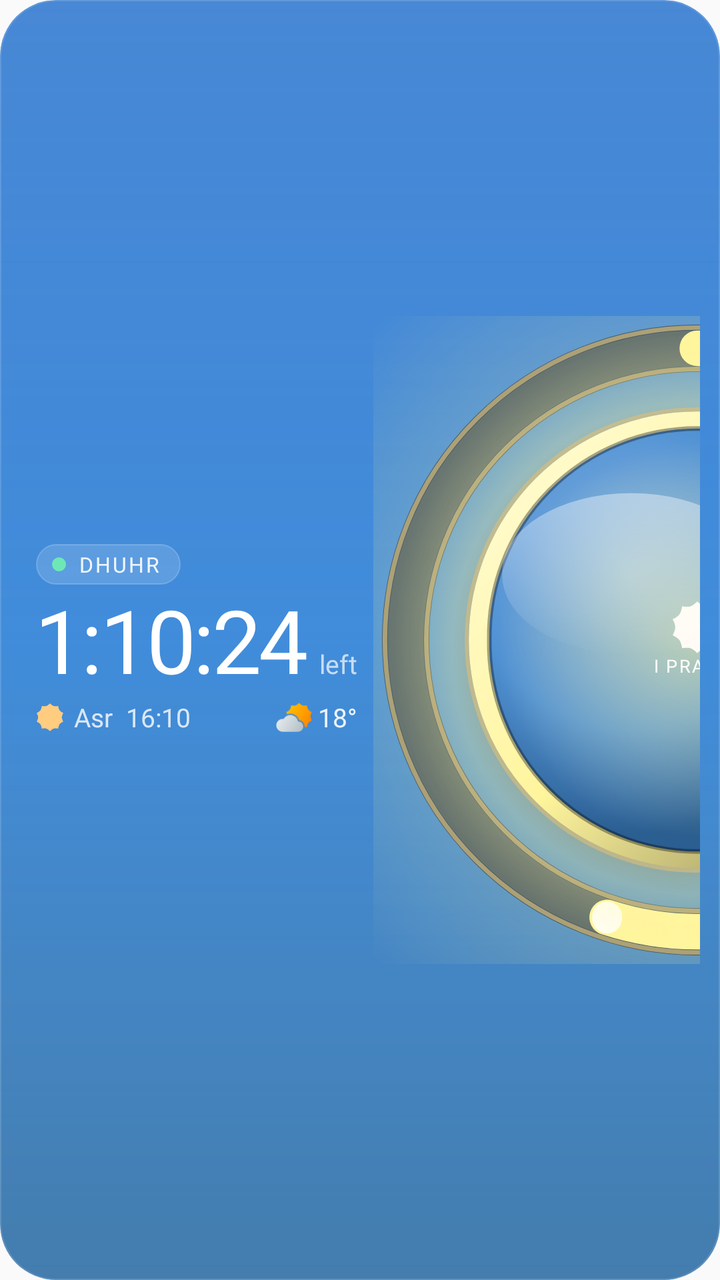
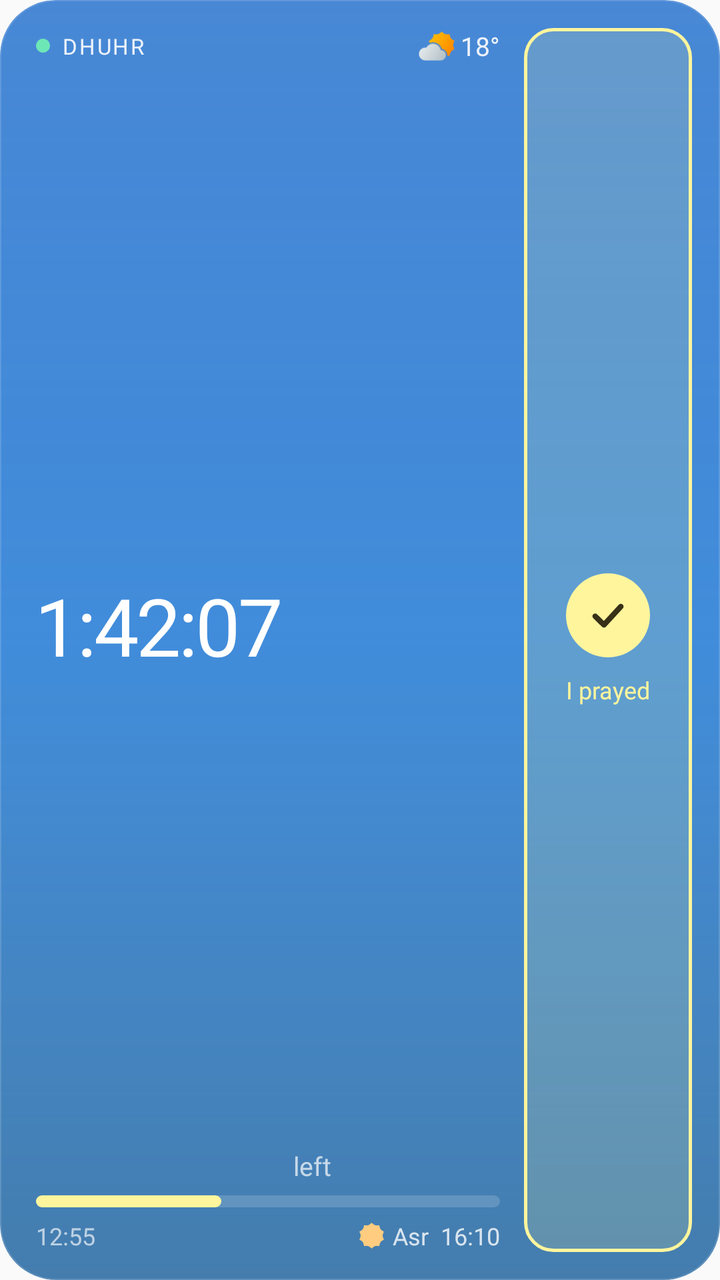

Screens rendered from an Android XML layout before and after an edit, with the pre-edit source and the edit as a unified diff.
<!-- AndroidManifest.xml: application theme Theme.Waktiva -->
<!-- res/layout/widget_day_ring_preview.xml -->
<?xml version="1.0" encoding="utf-8"?>
<FrameLayout xmlns:android="http://schemas.android.com/apk/res/android"
    android:id="@android:id/background"
    android:layout_width="match_parent"
    android:layout_height="match_parent"
    android:background="@drawable/widget_preview_bg"
    android:clipToOutline="true">

    <ImageView
        android:layout_width="match_parent"
        android:layout_height="match_parent"
        android:scaleType="fitXY"
        android:src="@drawable/widget_sheen" />

    <LinearLayout
        android:layout_width="match_parent"
        android:layout_height="match_parent"
        android:gravity="center_vertical"
        android:orientation="horizontal"
        android:paddingStart="18dp"
        android:paddingTop="10dp"
        android:paddingEnd="10dp"
        android:paddingBottom="10dp">

        <include
            layout="@layout/widget_moment_preview"
            android:layout_width="0dp"
            android:layout_height="wrap_content"
            android:layout_weight="1" />

        <include
            layout="@layout/widget_orb_preview"
            android:layout_width="wrap_content"
            android:layout_height="match_parent"
            android:layout_marginStart="8dp" />
    </LinearLayout>

</FrameLayout>
<!-- res/layout/widget_moment_preview.xml (included above) -->
<?xml version="1.0" encoding="utf-8"?>
<LinearLayout xmlns:android="http://schemas.android.com/apk/res/android"
    android:layout_width="match_parent"
    android:layout_height="wrap_content"
    android:orientation="vertical">

    <LinearLayout
        android:layout_width="wrap_content"
        android:layout_height="wrap_content"
        android:background="@drawable/widget_chip"
        android:gravity="center_vertical"
        android:orientation="horizontal"
        android:paddingStart="8dp"
        android:paddingTop="3dp"
        android:paddingEnd="10dp"
        android:paddingBottom="3dp">

        <ImageView
            android:layout_width="7dp"
            android:layout_height="7dp"
            android:layout_marginEnd="6dp"
            android:src="@drawable/widget_dot"
            android:tint="#FF6EE7B7" />

        <TextView
            android:layout_width="wrap_content"
            android:layout_height="wrap_content"
            android:fontFamily="@font/inter_medium"
            android:letterSpacing="0.1"
            android:maxLines="1"
            android:text="@string/prayer_dhuhr"
            android:textAllCaps="true"
            android:textColor="#E6FFFFFF"
            android:textSize="10.5sp" />
    </LinearLayout>

    <LinearLayout
        android:layout_width="wrap_content"
        android:layout_height="wrap_content"
        android:layout_marginTop="4dp"
        android:orientation="horizontal">

        <TextView
            android:layout_width="wrap_content"
            android:layout_height="wrap_content"
            android:fontFamily="@font/inter_light"
            android:includeFontPadding="false"
            android:letterSpacing="-0.03"
            android:maxLines="1"
            android:text="1:10:24"
            android:textColor="#FFFFFFFF"
            android:textSize="44sp" />

        <TextView
            android:layout_width="wrap_content"
            android:layout_height="wrap_content"
            android:layout_marginStart="6dp"
            android:fontFamily="@font/inter_regular"
            android:maxLines="1"
            android:text="@string/widget_left"
            android:textColor="#B3FFFFFF"
            android:textSize="13sp" />
    </LinearLayout>

    <LinearLayout
        android:layout_width="match_parent"
        android:layout_height="wrap_content"
        android:layout_marginTop="2dp"
        android:gravity="center_vertical"
        android:orientation="horizontal">

        <ImageView
            android:layout_width="14dp"
            android:layout_height="14dp"
            android:layout_marginEnd="5dp"
            android:src="@drawable/clear_day"
            android:tint="#FFFFCC80" />

        <TextView
            android:layout_width="wrap_content"
            android:layout_height="wrap_content"
            android:fontFamily="@font/inter_medium"
            android:maxLines="1"
            android:text="@string/prayer_asr"
            android:textColor="#CCFFFFFF"
            android:textSize="13sp" />

        <TextView
            android:layout_width="0dp"
            android:layout_height="wrap_content"
            android:layout_weight="1"
            android:fontFamily="@font/inter_medium"
            android:maxLines="1"
            android:text="  16:10"
            android:textColor="#CCFFFFFF"
            android:textSize="13sp" />

        <ImageView
            android:layout_width="18dp"
            android:layout_height="18dp"
            android:layout_marginStart="8dp"
            android:layout_marginEnd="3dp"
            android:src="@drawable/partly_cloudy_day" />

        <TextView
            android:layout_width="wrap_content"
            android:layout_height="wrap_content"
            android:fontFamily="@font/inter_medium"
            android:text="18°"
            android:textColor="#E6FFFFFF"
            android:textSize="13sp" />
    </LinearLayout>
</LinearLayout>
<!-- res/layout/widget_orb_preview.xml (included above) -->
<?xml version="1.0" encoding="utf-8"?>
<FrameLayout xmlns:android="http://schemas.android.com/apk/res/android"
    android:layout_width="wrap_content"
    android:layout_height="match_parent">

    <ImageView
        android:layout_width="wrap_content"
        android:layout_height="match_parent"
        android:layout_gravity="center"
        android:adjustViewBounds="true"
        android:maxHeight="112dp"
        android:scaleType="fitCenter"
        android:src="@drawable/widget_orb_preview" />

    <LinearLayout
        android:layout_width="wrap_content"
        android:layout_height="wrap_content"
        android:layout_gravity="center"
        android:gravity="center_horizontal"
        android:orientation="vertical">

        <ImageView
            android:layout_width="26dp"
            android:layout_height="26dp"
            android:src="@drawable/clear_day"
            android:tint="#F5FFFFFF" />

        <TextView
            android:layout_width="wrap_content"
            android:layout_height="wrap_content"
            android:fontFamily="@font/inter_bold"
            android:letterSpacing="0.08"
            android:maxLines="1"
            android:text="@string/prayer_log_mark"
            android:textAllCaps="true"
            android:textColor="#FFFFFFFF"
            android:textSize="9sp" />
    </LinearLayout>
</FrameLayout>
<!-- resources referenced by this layout -->
<resources>
  <!-- drawable widget_chip (drawable) -->
  <?xml version="1.0" encoding="utf-8"?>
  <shape xmlns:android="http://schemas.android.com/apk/res/android"
      android:shape="rectangle">
      <solid android:color="#26FFFFFF" />
      <stroke android:width="0.5dp" android:color="#33FFFFFF" />
      <corners android:radius="999dp" />
  </shape>
  <!-- drawable widget_dot (drawable) -->
  <?xml version="1.0" encoding="utf-8"?>
  <shape xmlns:android="http://schemas.android.com/apk/res/android"
      android:shape="oval">
      <solid android:color="#FFFFFFFF" />
      <size android:width="9dp" android:height="9dp" />
  </shape>
  <!-- drawable widget_orb_preview: vector/xml drawable (drawable, 4659 chars, omitted) -->
  <!-- drawable widget_preview_bg (drawable) -->
  <?xml version="1.0" encoding="utf-8"?>
  <shape xmlns:android="http://schemas.android.com/apk/res/android"
      android:shape="rectangle">
      <gradient
          android:angle="270"
          android:startColor="#FF2773CE"
          android:endColor="#FF5AA6E8"
          android:type="linear" />
      <corners android:radius="@dimen/widget_corner_radius" />
  </shape>
  <!-- drawable widget_sheen (drawable) -->
  <?xml version="1.0" encoding="utf-8"?>
  <layer-list xmlns:android="http://schemas.android.com/apk/res/android">
      <item>
          <shape android:shape="rectangle">
              <gradient
                  android:angle="270"
                  android:startColor="#26FFFFFF"
                  android:centerColor="#00FFFFFF"
                  android:endColor="#00FFFFFF"
                  android:type="linear" />
              <corners android:radius="@dimen/widget_corner_radius" />
          </shape>
      </item>
      <item>
          <shape android:shape="rectangle">
              <gradient
                  android:angle="90"
                  android:startColor="#40000000"
                  android:centerColor="#00000000"
                  android:endColor="#00000000"
                  android:type="linear" />
              <corners android:radius="@dimen/widget_corner_radius" />
          </shape>
      </item>
      <item>
          <shape android:shape="rectangle">
              <stroke android:width="0.5dp" android:color="#24FFFFFF" />
              <corners android:radius="@dimen/widget_corner_radius" />
          </shape>
      </item>
  </layer-list>
  <string name="prayer_asr">Asr</string>
  <string name="prayer_dhuhr">Dhuhr</string>
  <string name="prayer_log_mark">I prayed</string>
  <string name="widget_left">left</string>
  <style name="Theme.Waktiva" parent="Theme.AppCompat.DayNight.NoActionBar" />
  <dimen name="widget_corner_radius">22dp</dimen>
  <!-- unchanged entries left out for length: 2 -->
</resources>

<!-- the commit's change to res/layout/widget_day_ring_preview.xml (unified diff, before → after) -->
@@ -15,178 +15,199 @@
     <LinearLayout
         android:layout_width="match_parent"
         android:layout_height="match_parent"
-        android:gravity="center_vertical"
         android:orientation="horizontal"
         android:paddingStart="18dp"
-        android:paddingTop="10dp"
-        android:paddingEnd="10dp"
-        android:paddingBottom="10dp">
-
-        <include
-            layout="@layout/widget_moment_preview"
+        android:paddingTop="14dp"
+        android:paddingEnd="14dp"
+        android:paddingBottom="14dp">
+
+        <LinearLayout
             android:layout_width="0dp"
-            android:layout_height="wrap_content"
-            android:layout_weight="1" />
-
-        <include
-            layout="@layout/widget_orb_preview"
-            android:layout_width="wrap_content"
             android:layout_height="match_parent"
-            android:layout_marginStart="8dp" />
-    </LinearLayout>
-
-</FrameLayout>
-<!-- res/layout/widget_moment_preview.xml (included above) -->
-<?xml version="1.0" encoding="utf-8"?>
-<LinearLayout xmlns:android="http://schemas.android.com/apk/res/android"
-    android:layout_width="match_parent"
-    android:layout_height="wrap_content"
-    android:orientation="vertical">
-
-    <LinearLayout
-        android:layout_width="wrap_content"
-        android:layout_height="wrap_content"
-        android:background="@drawable/widget_chip"
-        android:gravity="center_vertical"
-        android:orientation="horizontal"
-        android:paddingStart="8dp"
-        android:paddingTop="3dp"
-        android:paddingEnd="10dp"
-        android:paddingBottom="3dp">
-
-        <ImageView
-            android:layout_width="7dp"
-            android:layout_height="7dp"
-            android:layout_marginEnd="6dp"
-            android:src="@drawable/widget_dot"
-            android:tint="#FF6EE7B7" />
-
-        <TextView
-            android:layout_width="wrap_content"
-            android:layout_height="wrap_content"
-            android:fontFamily="@font/inter_medium"
-            android:letterSpacing="0.1"
-            android:maxLines="1"
-            android:text="@string/prayer_dhuhr"
-            android:textAllCaps="true"
-            android:textColor="#E6FFFFFF"
-            android:textSize="10.5sp" />
-    </LinearLayout>
-
-    <LinearLayout
-        android:layout_width="wrap_content"
-        android:layout_height="wrap_content"
-        android:layout_marginTop="4dp"
-        android:orientation="horizontal">
-
-        <TextView
-            android:layout_width="wrap_content"
-            android:layout_height="wrap_content"
-            android:fontFamily="@font/inter_light"
-            android:includeFontPadding="false"
-            android:letterSpacing="-0.03"
-            android:maxLines="1"
-            android:text="1:10:24"
-            android:textColor="#FFFFFFFF"
-            android:textSize="44sp" />
-
-        <TextView
-            android:layout_width="wrap_content"
-            android:layout_height="wrap_content"
-            android:layout_marginStart="6dp"
-            android:fontFamily="@font/inter_regular"
-            android:maxLines="1"
-            android:text="@string/widget_left"
-            android:textColor="#B3FFFFFF"
-            android:textSize="13sp" />
-    </LinearLayout>
-
-    <LinearLayout
-        android:layout_width="match_parent"
-        android:layout_height="wrap_content"
-        android:layout_marginTop="2dp"
-        android:gravity="center_vertical"
-        android:orientation="horizontal">
-
-        <ImageView
-            android:layout_width="14dp"
-            android:layout_height="14dp"
-            android:layout_marginEnd="5dp"
-            android:src="@drawable/clear_day"
-            android:tint="#FFFFCC80" />
-
-        <TextView
-            android:layout_width="wrap_content"
-            android:layout_height="wrap_content"
-            android:fontFamily="@font/inter_medium"
-            android:maxLines="1"
-            android:text="@string/prayer_asr"
-            android:textColor="#CCFFFFFF"
-            android:textSize="13sp" />
-
-        <TextView
-            android:layout_width="0dp"
-            android:layout_height="wrap_content"
             android:layout_weight="1"
-            android:fontFamily="@font/inter_medium"
-            android:maxLines="1"
-            android:text="  16:10"
-            android:textColor="#CCFFFFFF"
-            android:textSize="13sp" />
-
-        <ImageView
-            android:layout_width="18dp"
-            android:layout_height="18dp"
-            android:layout_marginStart="8dp"
-            android:layout_marginEnd="3dp"
-            android:src="@drawable/partly_cloudy_day" />
-
-        <TextView
-            android:layout_width="wrap_content"
-            android:layout_height="wrap_content"
-            android:fontFamily="@font/inter_medium"
-            android:text="18°"
-            android:textColor="#E6FFFFFF"
-            android:textSize="13sp" />
-    </LinearLayout>
-</LinearLayout>
-<!-- res/layout/widget_orb_preview.xml (included above) -->
-<?xml version="1.0" encoding="utf-8"?>
-<FrameLayout xmlns:android="http://schemas.android.com/apk/res/android"
-    android:layout_width="wrap_content"
-    android:layout_height="match_parent">
-
-    <ImageView
-        android:layout_width="wrap_content"
-        android:layout_height="match_parent"
-        android:layout_gravity="center"
-        android:adjustViewBounds="true"
-        android:maxHeight="112dp"
-        android:scaleType="fitCenter"
-        android:src="@drawable/widget_orb_preview" />
-
-    <LinearLayout
-        android:layout_width="wrap_content"
-        android:layout_height="wrap_content"
-        android:layout_gravity="center"
-        android:gravity="center_horizontal"
-        android:orientation="vertical">
-
-        <ImageView
-            android:layout_width="26dp"
-            android:layout_height="26dp"
-            android:src="@drawable/clear_day"
-            android:tint="#F5FFFFFF" />
-
-        <TextView
-            android:layout_width="wrap_content"
-            android:layout_height="wrap_content"
-            android:fontFamily="@font/inter_bold"
-            android:letterSpacing="0.08"
-            android:maxLines="1"
-            android:text="@string/prayer_log_mark"
-            android:textAllCaps="true"
-            android:textColor="#FFFFFFFF"
-            android:textSize="9sp" />
+            android:orientation="vertical">
+
+            <LinearLayout
+                android:layout_width="match_parent"
+                android:layout_height="wrap_content"
+                android:gravity="center_vertical"
+                android:orientation="horizontal">
+
+                <ImageView
+                    android:layout_width="7dp"
+                    android:layout_height="7dp"
+                    android:layout_marginEnd="6dp"
+                    android:src="@drawable/widget_dot"
+                    android:tint="#FF6EE7B7" />
+
+                <TextView
+                    android:layout_width="0dp"
+                    android:layout_height="wrap_content"
+                    android:layout_weight="1"
+                    android:ellipsize="end"
+                    android:fontFamily="@font/inter_medium"
+                    android:letterSpacing="0.08"
+                    android:maxLines="1"
+                    android:text="@string/prayer_dhuhr"
+                    android:textAllCaps="true"
+                    android:textColor="#E6FFFFFF"
+                    android:textSize="11sp" />
+
+                <ImageView
+                    android:layout_width="18dp"
+                    android:layout_height="18dp"
+                    android:layout_marginEnd="3dp"
+                    android:src="@drawable/partly_cloudy_day" />
+
+                <TextView
+                    android:layout_width="wrap_content"
+                    android:layout_height="wrap_content"
+                    android:fontFamily="@font/inter_medium"
+                    android:text="18°"
+                    android:textColor="#E6FFFFFF"
+                    android:textSize="13sp" />
+            </LinearLayout>
+
+            <LinearLayout
+                android:layout_width="match_parent"
+                android:layout_height="0dp"
+                android:layout_weight="1"
+                android:gravity="center_vertical"
+                android:orientation="horizontal">
+
+                <TextView
+                    android:layout_width="wrap_content"
+                    android:layout_height="wrap_content"
+                    android:fontFamily="@font/inter_light"
+                    android:fontFeatureSettings="tnum"
+                    android:includeFontPadding="false"
+                    android:letterSpacing="-0.03"
+                    android:text="1:42:07"
+                    android:textColor="#FFFFFFFF"
+                    android:textSize="40sp" />
+
+                <TextView
+                    android:layout_width="wrap_content"
+                    android:layout_height="wrap_content"
+                    android:layout_gravity="bottom"
+                    android:layout_marginStart="6dp"
+                    android:layout_marginBottom="3dp"
+                    android:fontFamily="@font/inter_regular"
+                    android:text="@string/widget_left"
+                    android:textColor="#B3FFFFFF"
+                    android:textSize="13sp" />
+            </LinearLayout>
+
+            
+            <LinearLayout
+                android:layout_width="match_parent"
+                android:layout_height="6dp"
+                android:background="@drawable/widget_segment"
+                android:backgroundTint="#29FFFFFF"
+                android:orientation="horizontal">
+
+                <ImageView
+                    android:layout_width="0dp"
+                    android:layout_height="match_parent"
+                    android:layout_weight="2"
+                    android:scaleType="fitXY"
+                    android:src="@drawable/widget_segment"
+                    android:tint="#FFFFF59D" />
+
+                <FrameLayout
+                    android:layout_width="0dp"
+                    android:layout_height="match_parent"
+                    android:layout_weight="3" />
+            </LinearLayout>
+
+            <LinearLayout
+                android:layout_width="match_parent"
+                android:layout_height="wrap_content"
+                android:layout_marginTop="6dp"
+                android:gravity="center_vertical"
+                android:orientation="horizontal">
+
+                <TextView
+                    android:layout_width="0dp"
+                    android:layout_height="wrap_content"
+                    android:layout_weight="1"
+                    android:fontFamily="@font/inter_medium"
+                    android:text="12:55"
+                    android:textColor="#A6FFFFFF"
+                    android:textSize="12sp" />
+
+                <ImageView
+                    android:layout_width="13dp"
+                    android:layout_height="13dp"
+                    android:layout_marginEnd="4dp"
+                    android:src="@drawable/clear_day"
+                    android:tint="#FFFFCC80" />
+
+                <TextView
+                    android:layout_width="wrap_content"
+                    android:layout_height="wrap_content"
+                    android:fontFamily="@font/inter_medium"
+                    android:text="@string/prayer_asr"
+                    android:textColor="#CCFFFFFF"
+                    android:textSize="12sp" />
+
+                <TextView
+                    android:layout_width="wrap_content"
+                    android:layout_height="wrap_content"
+                    android:fontFamily="@font/inter_medium"
+                    android:text="  16:10"
+                    android:textColor="#CCFFFFFF"
+                    android:textSize="12sp" />
+            </LinearLayout>
+        </LinearLayout>
+
+        
+        <FrameLayout
+            android:layout_width="84dp"
+            android:layout_height="match_parent"
+            android:layout_marginStart="12dp">
+
+            <ImageView
+                android:layout_width="match_parent"
+                android:layout_height="match_parent"
+                android:scaleType="fitXY"
+                android:src="@drawable/widget_pill_outline"
+                android:tint="#FFFFF59D" />
+
+            <LinearLayout
+                android:layout_width="match_parent"
+                android:layout_height="match_parent"
+                android:gravity="center"
+                android:orientation="vertical">
+
+                <FrameLayout
+                    android:layout_width="42dp"
+                    android:layout_height="42dp">
+
+                    <ImageView
+                        android:layout_width="match_parent"
+                        android:layout_height="match_parent"
+                        android:src="@drawable/widget_preview_disc"
+                        android:tint="#FFFFF59D" />
+
+                    <ImageView
+                        android:layout_width="22dp"
+                        android:layout_height="22dp"
+                        android:layout_gravity="center"
+                        android:src="@drawable/ic_widget_check"
+                        android:tint="#FF383117" />
+                </FrameLayout>
+
+                <TextView
+                    android:layout_width="wrap_content"
+                    android:layout_height="wrap_content"
+                    android:layout_marginTop="8dp"
+                    android:fontFamily="@font/inter_bold"
+                    android:maxLines="1"
+                    android:text="@string/prayer_log_mark"
+                    android:textColor="#FFFFF59D"
+                    android:textSize="12sp" />
+            </LinearLayout>
+        </FrameLayout>
     </LinearLayout>
 </FrameLayout>
<!-- resource entries referenced after the edit -->
@@ -1,13 +1,19 @@
 <!-- resources referenced by this layout -->
 <resources>
-  <!-- drawable widget_chip (drawable) -->
+  <!-- drawable ic_widget_check (drawable) -->
   <?xml version="1.0" encoding="utf-8"?>
-  <shape xmlns:android="http://schemas.android.com/apk/res/android"
-      android:shape="rectangle">
-      <solid android:color="#26FFFFFF" />
-      <stroke android:width="0.5dp" android:color="#33FFFFFF" />
-      <corners android:radius="999dp" />
-  </shape>
+  <vector xmlns:android="http://schemas.android.com/apk/res/android"
+      android:width="24dp"
+      android:height="24dp"
+      android:viewportWidth="24"
+      android:viewportHeight="24">
+      <path
+          android:pathData="M5,12.5L9.8,17.2L19,7.2"
+          android:strokeWidth="3"
+          android:strokeColor="#FFFFFFFF"
+          android:strokeLineCap="round"
+          android:strokeLineJoin="round" />
+  </vector>
   <!-- drawable widget_dot (drawable) -->
   <?xml version="1.0" encoding="utf-8"?>
   <shape xmlns:android="http://schemas.android.com/apk/res/android"
@@ -15,7 +21,14 @@
       <solid android:color="#FFFFFFFF" />
       <size android:width="9dp" android:height="9dp" />
   </shape>
-  <!-- drawable widget_orb_preview: vector/xml drawable (drawable, 4659 chars, omitted) -->
+  <!-- drawable widget_pill_outline (drawable) -->
+  <?xml version="1.0" encoding="utf-8"?>
+  <shape xmlns:android="http://schemas.android.com/apk/res/android"
+      android:shape="rectangle">
+      <corners android:radius="14dp" />
+      <solid android:color="#29FFFFFF" />
+      <stroke android:width="1.5dp" android:color="#FFFFFFFF" />
+  </shape>
   <!-- drawable widget_preview_bg (drawable) -->
   <?xml version="1.0" encoding="utf-8"?>
   <shape xmlns:android="http://schemas.android.com/apk/res/android"
@@ -26,6 +39,19 @@
           android:endColor="#FF5AA6E8"
           android:type="linear" />
       <corners android:radius="@dimen/widget_corner_radius" />
+  </shape>
+  <!-- drawable widget_preview_disc (drawable) -->
+  <?xml version="1.0" encoding="utf-8"?>
+  <shape xmlns:android="http://schemas.android.com/apk/res/android"
+      android:shape="oval">
+      <solid android:color="#FFFFFFFF" />
+  </shape>
+  <!-- drawable widget_segment (drawable) -->
+  <?xml version="1.0" encoding="utf-8"?>
+  <shape xmlns:android="http://schemas.android.com/apk/res/android"
+      android:shape="rectangle">
+      <corners android:radius="999dp" />
+      <solid android:color="#FFFFFFFF" />
   </shape>
   <!-- drawable widget_sheen (drawable) -->
   <?xml version="1.0" encoding="utf-8"?>
